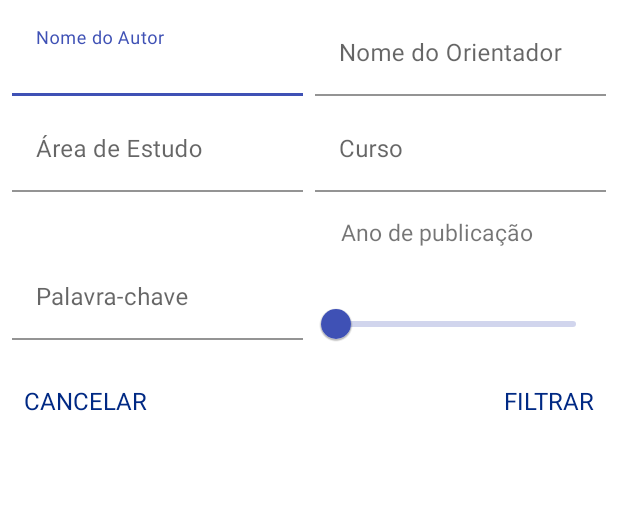
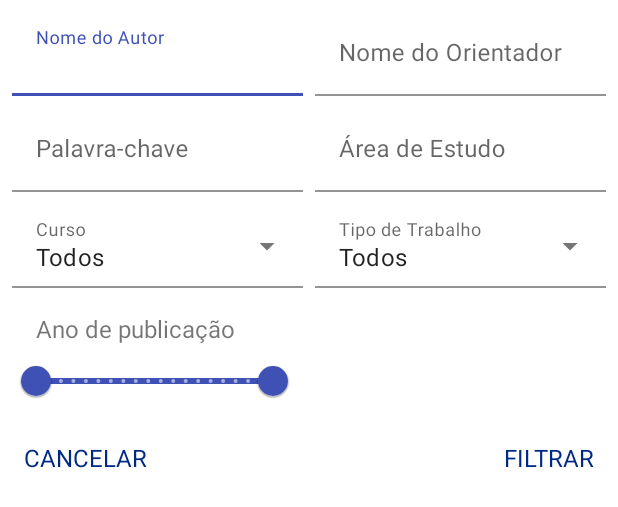
Before and after one commit to julianawl/technical-works-central, an Android app: the layout dialog_filter.xml on its own in the app's theme, with its tools: preview values and no code run, on a phone screen of 412 x 824 dp. Shown: the top 507 px of the screen. Run offline under Robolectric (Android 15) with nearby library versions, the phone set to English and light mode, and no system bars.

Commit message:
Criação do retrofit; correção do dialog de filtros; implementação do cadastro

```diff
--- a/app/src/main/java/br/com/labdev/technicalworkcentral/model/Article.kt
+++ b/app/src/main/java/br/com/labdev/technicalworkcentral/model/Article.kt
@@ -5,8 +5,8 @@ import java.io.Serializable
 data class Article(
     val year: String,
     val articleTitle: String,
-    val author: User,
-    val mentor: User,
+    val author: UserRegister,
+    val mentor: UserRegister,
     val studyArea: String,
     val course: String
 ): Serializable
--- a/app/src/main/java/br/com/labdev/technicalworkcentral/ui/home/HomeFragment.kt
+++ b/app/src/main/java/br/com/labdev/technicalworkcentral/ui/home/HomeFragment.kt
@@ -32,7 +32,7 @@ class HomeFragment : Fragment() {
             filterDialog.show(
                 requireActivity().supportFragmentManager, "filter-dialog"
             )
-            filterDialog.informedFilters = { _,_,_,_,_,_ ->
+            filterDialog.informedFilters = { _,_,_,_,_,_,_ ->
                 //TODO viewmodel
             }
         }
--- a/app/src/main/res/layout/dialog_filter.xml
+++ b/app/src/main/res/layout/dialog_filter.xml
@@ -51,10 +51,10 @@
         style="@style/Widget.MaterialComponents.TextInputLayout.FilledBox"
         android:layout_width="0dp"
         android:layout_height="wrap_content"
-        android:layout_marginTop="5dp"
-        app:layout_constraintEnd_toEndOf="@id/dialog_study_area"
-        app:layout_constraintStart_toStartOf="@id/dialog_study_area"
-        app:layout_constraintTop_toBottomOf="@id/dialog_year_slider_title">
+        android:layout_marginTop="8dp"
+        app:layout_constraintEnd_toEndOf="@id/dialog_author_name"
+        app:layout_constraintStart_toStartOf="@id/dialog_author_name"
+        app:layout_constraintTop_toBottomOf="@id/dialog_author_name">
 
         <com.google.android.material.textfield.TextInputEditText
             android:id="@+id/dialog_keyword_edtxt"
@@ -72,9 +72,9 @@
         android:layout_width="0dp"
         android:layout_height="wrap_content"
         android:layout_marginTop="8dp"
-        app:layout_constraintEnd_toEndOf="@id/dialog_author_name"
-        app:layout_constraintStart_toStartOf="@id/dialog_author_name"
-        app:layout_constraintTop_toBottomOf="@id/dialog_author_name">
+        app:layout_constraintEnd_toEndOf="@id/dialog_mentor_name"
+        app:layout_constraintStart_toStartOf="@id/dialog_mentor_name"
+        app:layout_constraintTop_toBottomOf="@id/dialog_mentor_name">
 
         <com.google.android.material.textfield.TextInputEditText
             android:id="@+id/dialog_study_area_edtxt"
@@ -87,21 +87,47 @@
 
     <com.google.android.material.textfield.TextInputLayout
         android:id="@+id/dialog_course"
-        style="@style/Widget.MaterialComponents.TextInputLayout.FilledBox"
+        style="@style/Widget.MaterialComponents.TextInputLayout.FilledBox.ExposedDropdownMenu"
         android:layout_width="0dp"
         android:layout_height="wrap_content"
-        android:layout_marginHorizontal="8dp"
         android:layout_marginTop="8dp"
-        app:layout_constraintEnd_toEndOf="parent"
-        app:layout_constraintStart_toEndOf="@+id/dialog_study_area"
-        app:layout_constraintTop_toBottomOf="@id/dialog_mentor_name">
+        app:endIconMode="dropdown_menu"
+        app:layout_constraintTop_toBottomOf="@id/dialog_keyword"
+        app:layout_constraintStart_toStartOf="@id/dialog_keyword"
+        app:layout_constraintEnd_toEndOf="@id/dialog_keyword">
 
-        <com.google.android.material.textfield.TextInputEditText
+        <AutoCompleteTextView
             android:id="@+id/dialog_course_edtxt"
             android:layout_width="match_parent"
             android:layout_height="wrap_content"
+            android:maxLines="2"
+            android:hint="@string/curso"
+            android:text="@string/todos"
             android:backgroundTint="@color/white"
-            android:hint="@string/curso" />
+            android:inputType="none" />
+
+    </com.google.android.material.textfield.TextInputLayout>
+
+    <com.google.android.material.textfield.TextInputLayout
+        android:id="@+id/dialog_work_type"
+        style="@style/Widget.MaterialComponents.TextInputLayout.FilledBox.ExposedDropdownMenu"
+        android:layout_width="0dp"
+        android:layout_height="wrap_content"
+        android:layout_marginTop="8dp"
+        app:endIconMode="dropdown_menu"
+        app:layout_constraintTop_toBottomOf="@id/dialog_study_area"
+        app:layout_constraintStart_toStartOf="@id/dialog_study_area"
+        app:layout_constraintEnd_toEndOf="@id/dialog_study_area">
+
+        <AutoCompleteTextView
+            android:id="@+id/dialog_work_type_edtxt"
+            android:layout_width="match_parent"
+            android:layout_height="wrap_content"
+            android:maxLines="2"
+            android:hint="@string/tipo_de_trabalho"
+            android:text="@string/todos"
+            android:backgroundTint="@color/white"
+            android:inputType="none" />
 
     </com.google.android.material.textfield.TextInputLayout>
 
@@ -109,12 +135,13 @@
         android:id="@+id/dialog_year_slider_title"
         android:layout_width="wrap_content"
         android:layout_height="wrap_content"
+        android:layout_marginStart="24dp"
         android:layout_marginTop="16dp"
         android:text="@string/ano_de_publica_o"
-        android:textSize="15sp"
+        android:textSize="16sp"
         app:layout_constraintEnd_toEndOf="parent"
-        app:layout_constraintHorizontal_bias="0.25"
-        app:layout_constraintStart_toStartOf="@id/dialog_year_slider"
+        app:layout_constraintHorizontal_bias="0.0"
+        app:layout_constraintStart_toStartOf="parent"
         app:layout_constraintTop_toBottomOf="@id/dialog_course" />
 
     <com.google.android.material.slider.RangeSlider
@@ -122,14 +149,14 @@
         android:layout_width="190dp"
         android:layout_height="wrap_content"
         android:layout_marginHorizontal="8dp"
-        android:layout_marginEnd="8dp"
-        android:valueFrom="1995"
-        android:valueTo="2021"
-        app:layout_constraintBottom_toBottomOf="parent"
-        app:layout_constraintEnd_toEndOf="@id/dialog_course"
-        app:layout_constraintStart_toStartOf="@id/dialog_course"
+        android:stepSize="1"
+        android:valueFrom="1995f"
+        android:valueTo="2021f"
+        app:layout_constraintEnd_toEndOf="parent"
+        app:layout_constraintHorizontal_bias="0.0"
+        app:layout_constraintStart_toStartOf="parent"
         app:layout_constraintTop_toBottomOf="@+id/dialog_year_slider_title"
-        app:layout_constraintVertical_bias="0.32999998" />
+        app:values="@array/initial_slider_values" />
 
     <TextView
         android:id="@+id/dialog_confirm_btn"
--- a/app/src/main/res/values/styles.xml
+++ b/app/src/main/res/values/styles.xml
@@ -3,4 +3,9 @@
     <style name="Circular">
         <item name="cornerSize">50%</item>
     </style>
+
+    <array name="initial_slider_values">
+        <item>1995f</item>
+        <item>2021f</item>
+    </array>
 </resources>
```
Also changed, not shown: app/src/main/java/br/com/labdev/technicalworkcentral/data/repository/UserRepository.kt (+6 -2 lines), app/src/main/java/br/com/labdev/technicalworkcentral/data/service/Api.kt (added, +36 -0 lines), app/src/main/java/br/com/labdev/technicalworkcentral/model/User.kt (deleted, +0 -9 lines), app/src/main/java/br/com/labdev/technicalworkcentral/model/UserRegister.kt (added, +11 -0 lines), app/src/main/java/br/com/labdev/technicalworkcentral/ui/home/dialog/FilterDialog.kt (+19 -7 lines), app/src/main/java/br/com/labdev/technicalworkcentral/ui/register/RegisterFragment.kt (+3 -5 lines), app/src/main/java/br/com/labdev/technicalworkcentral/ui/register/RegisterViewModel.kt (+6 -5 lines), app/src/main/res/layout/fragment_register.xml (+24 -2 lines), app/src/main/res/values/strings.xml (+16 -0 lines), 2 other files.
